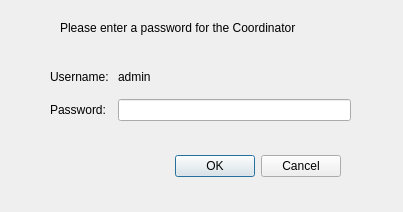
This is src/view/CoordPassword.ui in RachelSugar/cooper as Qt 5 draws it before an edit. The edited form follows.
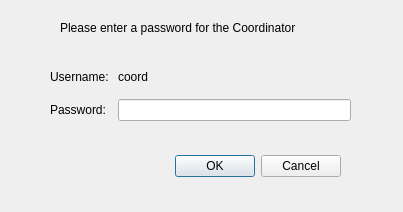
This is the edited form.

Commit message: coord password setup finished, login finished

```diff
--- a/src/view/CoordPassword.ui
+++ b/src/view/CoordPassword.ui
@@ -70,7 +70,7 @@
     <item row="0" column="1">
      <widget class="QLabel" name="label_4">
       <property name="text">
-       <string>admin</string>
+       <string>coord</string>
       </property>
      </widget>
     </item>
```
Left out of the diff: 12 changed lines with no effect on the pictures. The commit also changes 5 other files.
